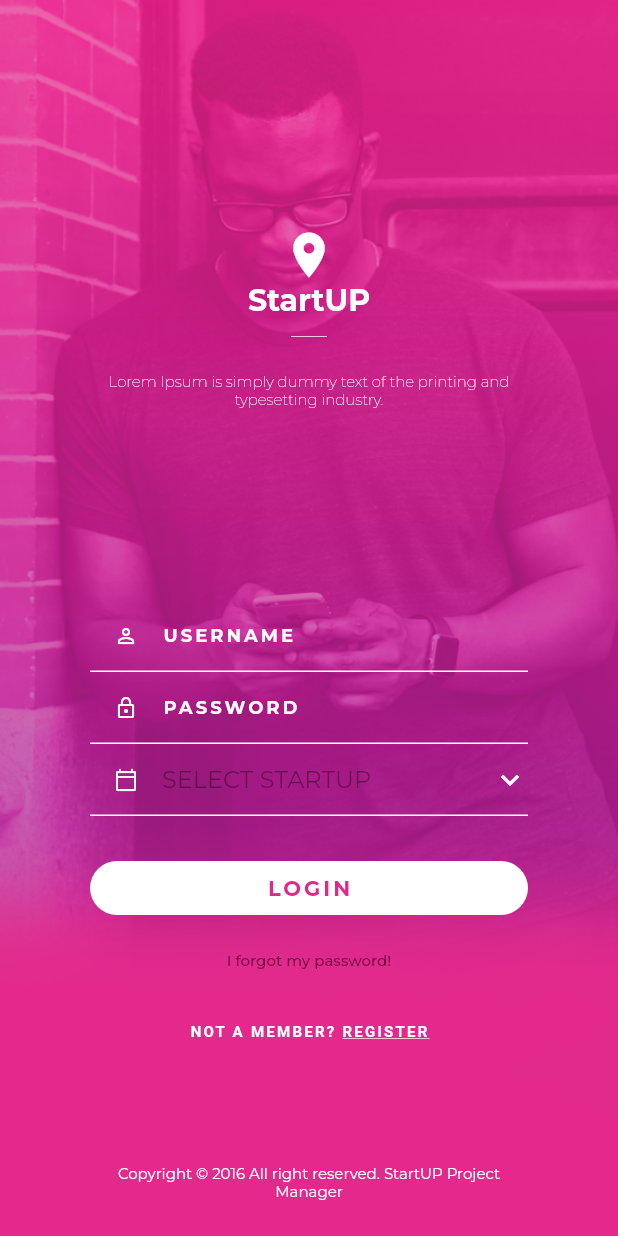
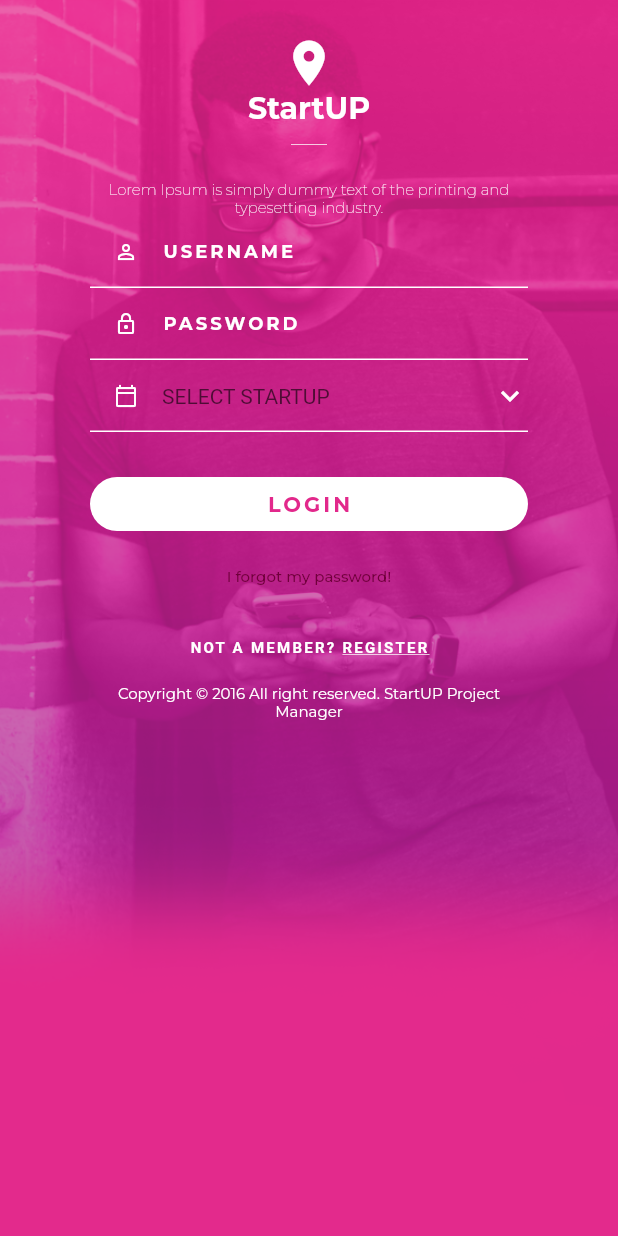
Before and after one commit to christianwico/eg-tech-exam, a Flutter app: the screen it shows after launch, on a phone screen of 412 x 824 dp. Run offline on Flutter 3.47's test engine with Material 2 defaults, Android fonts, the phone set to English and light mode, and no system bars; our stand-ins replace google_fonts.

Commit message:
Move Scaffold into page.

```diff
--- a/lib/main.dart
+++ b/lib/main.dart
@@ -13,9 +13,7 @@ class MyApp extends StatelessWidget {
     return MaterialApp(
       title: 'Flutter Demo',
       theme: appTheme,
-      home: Scaffold(
-        body: LoginPage(),
-      ),
+      home: LoginPage(),
     );
   }
 }
--- a/lib/pages/login/login_page.dart
+++ b/lib/pages/login/login_page.dart
@@ -8,9 +8,28 @@ class LoginPage extends StatefulWidget {
 }
 
 class _LoginPageState extends State<LoginPage> {
+  final FocusNode _usernameNode = FocusNode();
+  final FocusNode _passwordNode = FocusNode();
+  final FocusNode _startupNode = FocusNode();
+
+  final List<String> _startupList = [
+    'Tech Quickie',
+    'Short Circuit',
+    'Tech Linked',
+    'Carpool Critics',
+    'Mac Address',
+  ];
+
+  String _username = '';
+  String _password = '';
+  String _startup = '';
+
   @override
   Widget build(BuildContext context) {
-    return Container(
+    return Scaffold(
+      resizeToAvoidBottomInset: false,
+      body: Container(
+        height: MediaQuery.of(context).size.height,
         decoration: BoxDecoration(
           image: DecorationImage(
             image: AssetImage('assets/background-login.png'),
@@ -22,23 +41,23 @@ class _LoginPageState extends State<LoginPage> {
           vertical: 24.0,
         ),
         width: double.maxFinite,
+        child: SingleChildScrollView(
           child: Column(
             crossAxisAlignment: CrossAxisAlignment.center,
-        mainAxisAlignment: MainAxisAlignment.spaceBetween,
-        mainAxisSize: MainAxisSize.max,
+            mainAxisSize: MainAxisSize.min,
             children: [
               _buildBrand(context),
               _buildForm(context),
               _buildCopyFooter(),
             ],
           ),
+        ),
+      ),
     );
   }
 
   Widget _buildBrand(BuildContext context) {
-    return Expanded(
-      flex: 2,
-      child: Column(
+    return Column(
       mainAxisAlignment: MainAxisAlignment.center,
       children: [
         Icon(
@@ -76,14 +95,11 @@ class _LoginPageState extends State<LoginPage> {
           textAlign: TextAlign.center,
         ),
       ],
-      ),
     );
   }
 
   Widget _buildForm(BuildContext context) {
-    return Expanded(
-      flex: 2,
-      child: Form(
+    return Form(
       child: Column(
         children: [
           TextFormField(
@@ -95,6 +111,8 @@ class _LoginPageState extends State<LoginPage> {
               ),
               hintText: 'USERNAME',
             ),
+            onSaved: (String? username) =>
+                setState(() => _username = username ?? ''),
           ),
           TextFormField(
             decoration: InputDecoration(
@@ -107,13 +125,29 @@ class _LoginPageState extends State<LoginPage> {
             ),
             obscureText: true,
             obscuringCharacter: '*',
+            onSaved: (String? password) =>
+                setState(() => _password = password ?? ''),
           ),
           DropdownButtonFormField<String>(
-              items: [
-                DropdownMenuItem(
-                  child: Text('SELECT STARTUP'),
+            items: _startupList.map((String startup) {
+              return DropdownMenuItem<String>(
+                value: startup,
+                child: Text(
+                  startup,
+                  style: TextStyle(color: Colors.black),
                 ),
-              ],
+              );
+            }).toList(),
+            selectedItemBuilder: (BuildContext context) {
+              return _startupList.map((String startup) {
+                return Text(
+                  startup,
+                  style: Theme.of(context).textTheme.bodyText1,
+                );
+              }).toList();
+            },
+            onChanged: (String? startup) =>
+                setState(() => _startup = startup ?? ''),
             decoration: InputDecoration(
               prefixIcon: Icon(
                 Icons.calendar_today_outlined,
@@ -122,6 +156,7 @@ class _LoginPageState extends State<LoginPage> {
               ),
               hintText: 'SELECT STARTUP',
             ),
+            style: TextStyle(color: Colors.white),
             icon: Icon(
               Icons.keyboard_arrow_down,
               color: Colors.white,
@@ -183,7 +218,6 @@ class _LoginPageState extends State<LoginPage> {
           ),
         ],
       ),
-      ),
     );
   }
 
```
Lines whose indentation alone changed are shown as unchanged.
